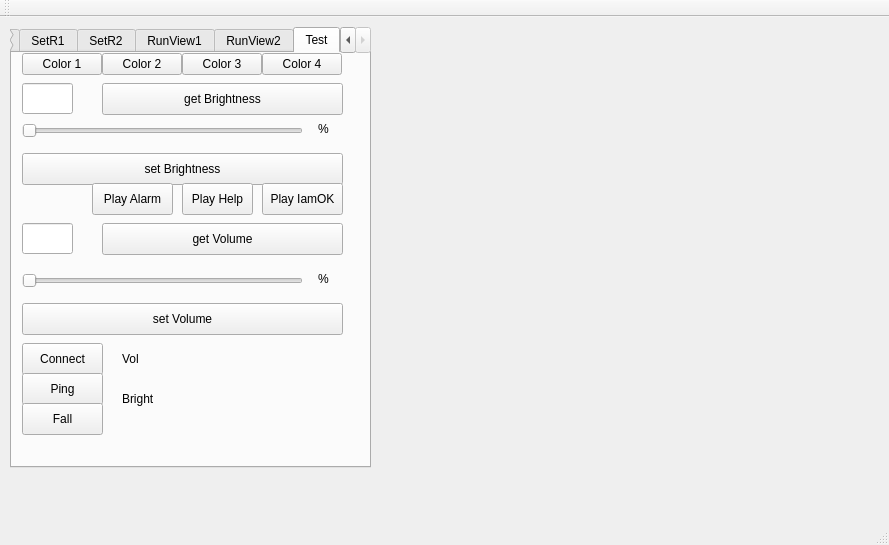
This is mainwindow.ui in exanoelect/radarScan as Qt 5 draws it before an edit. The edited form follows.
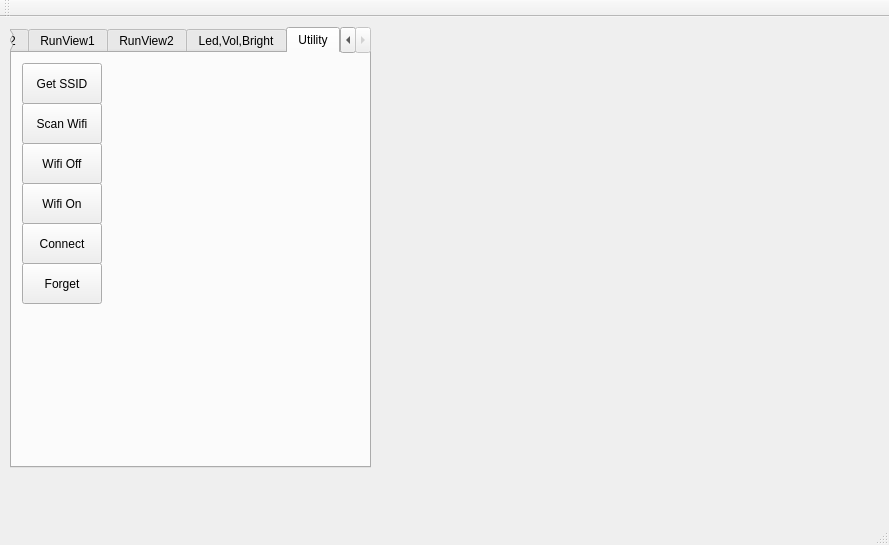
This is the edited form. Custom widgets are drawn as their Qt base class.

Patch:
```diff
--- a/mainwindow.ui
+++ b/mainwindow.ui
@@ -40,7 +40,7 @@
      </rect>
     </property>
     <property name="currentIndex">
-     <number>6</number>
+     <number>7</number>
     </property>
     <widget class="QWidget" name="tab">
      <attribute name="title">
@@ -1562,7 +1562,7 @@
     </widget>
     <widget class="QWidget" name="tab_7">
      <attribute name="title">
-      <string>Test</string>
+      <string>Led,Vol,Bright</string>
      </attribute>
      <widget class="QPushButton" name="btnColor1">
       <property name="geometry">
@@ -1887,6 +1887,89 @@
       </property>
      </widget>
     </widget>
+    <widget class="QWidget" name="tab_8">
+     <attribute name="title">
+      <string>Utility</string>
+     </attribute>
+     <widget class="QPushButton" name="btnScanWifiList">
+      <property name="geometry">
+       <rect>
+        <x>10</x>
+        <y>50</y>
+        <width>80</width>
+        <height>41</height>
+       </rect>
+      </property>
+      <property name="text">
+       <string>Scan Wifi</string>
+      </property>
+     </widget>
+     <widget class="QPushButton" name="btnWifiOff">
+      <property name="geometry">
+       <rect>
+        <x>10</x>
+        <y>90</y>
+        <width>80</width>
+        <height>41</height>
+       </rect>
+      </property>
+      <property name="text">
+       <string>Wifi Off</string>
+      </property>
+     </widget>
+     <widget class="QPushButton" name="btnWifiOn">
+      <property name="geometry">
+       <rect>
+        <x>10</x>
+        <y>130</y>
+        <width>80</width>
+        <height>41</height>
+       </rect>
+      </property>
+      <property name="text">
+       <string>Wifi On</string>
+      </property>
+     </widget>
+     <widget class="QPushButton" name="btnWifiCon">
+      <property name="geometry">
+       <rect>
+        <x>10</x>
+        <y>170</y>
+        <width>80</width>
+        <height>41</height>
+       </rect>
+      </property>
+      <property name="text">
+       <string>Connect</string>
+      </property>
+     </widget>
+     <widget class="QPushButton" name="btnGetSSID">
+      <property name="geometry">
+       <rect>
+        <x>10</x>
+        <y>10</y>
+        <width>80</width>
+        <height>41</height>
+       </rect>
+      </property>
+      <property name="text">
+       <string>Get SSID</string>
+      </property>
+     </widget>
+     <widget class="QPushButton" name="btnForget">
+      <property name="geometry">
+       <rect>
+        <x>10</x>
+        <y>210</y>
+        <width>80</width>
+        <height>41</height>
+       </rect>
+      </property>
+      <property name="text">
+       <string>Forget</string>
+      </property>
+     </widget>
+    </widget>
    </widget>
    <widget class="QCustomPlot" name="plotRadar" native="true">
     <property name="geometry">
```
